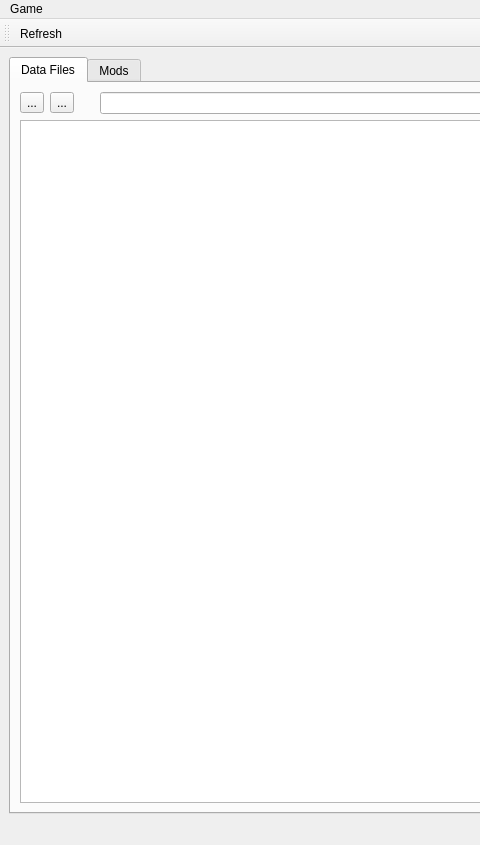
sirtaj/skytool, file gui/skytool.ui: the form before one commit; both pictures show x 0 to 480 and y 0 to 845 of the 959 by 845 pixel window.
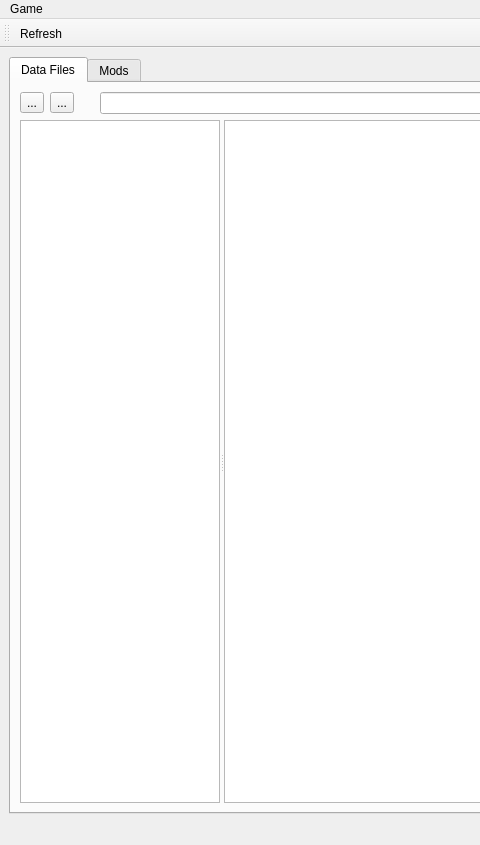
The form after the commit.

Commit message: Splitter initial size is more sensible now.

What changed in the file:
```diff
--- a/gui/skytool.ui
+++ b/gui/skytool.ui
@@ -90,9 +90,33 @@
            </layout>
           </item>
           <item>
+           <widget class="QSplitter" name="splitter">
+            <property name="sizePolicy">
+             <sizepolicy hsizetype="Expanding" vsizetype="Expanding">
+              <horstretch>0</horstretch>
+              <verstretch>0</verstretch>
+             </sizepolicy>
+            </property>
+            <property name="orientation">
+             <enum>Qt::Horizontal</enum>
+            </property>
+            <widget class="QListView" name="modSourceSelector">
+             <property name="sizePolicy">
+              <sizepolicy hsizetype="Maximum" vsizetype="Expanding">
+               <horstretch>0</horstretch>
+               <verstretch>0</verstretch>
+              </sizepolicy>
+             </property>
+             <property name="maximumSize">
+              <size>
+               <width>200</width>
+               <height>16777215</height>
+              </size>
+             </property>
+            </widget>
            <widget class="QTreeView" name="dataFileBrowser">
             <property name="sizePolicy">
-             <sizepolicy hsizetype="Ignored" vsizetype="Expanding">
+              <sizepolicy hsizetype="Maximum" vsizetype="Expanding">
               <horstretch>0</horstretch>
               <verstretch>0</verstretch>
              </sizepolicy>
@@ -119,6 +143,7 @@
              <bool>true</bool>
             </property>
            </widget>
+           </widget>
           </item>
          </layout>
         </widget>
```
Left out of the diff: 3 changed lines with no effect on the pictures. Lines whose indentation alone changed are shown as unchanged.
